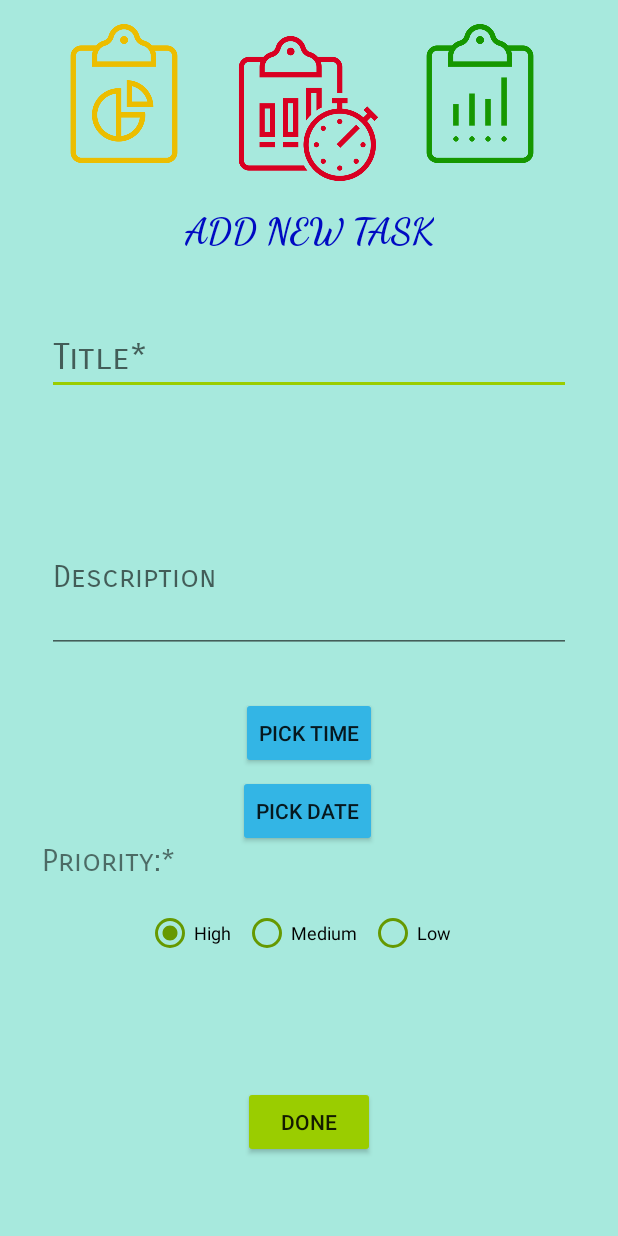
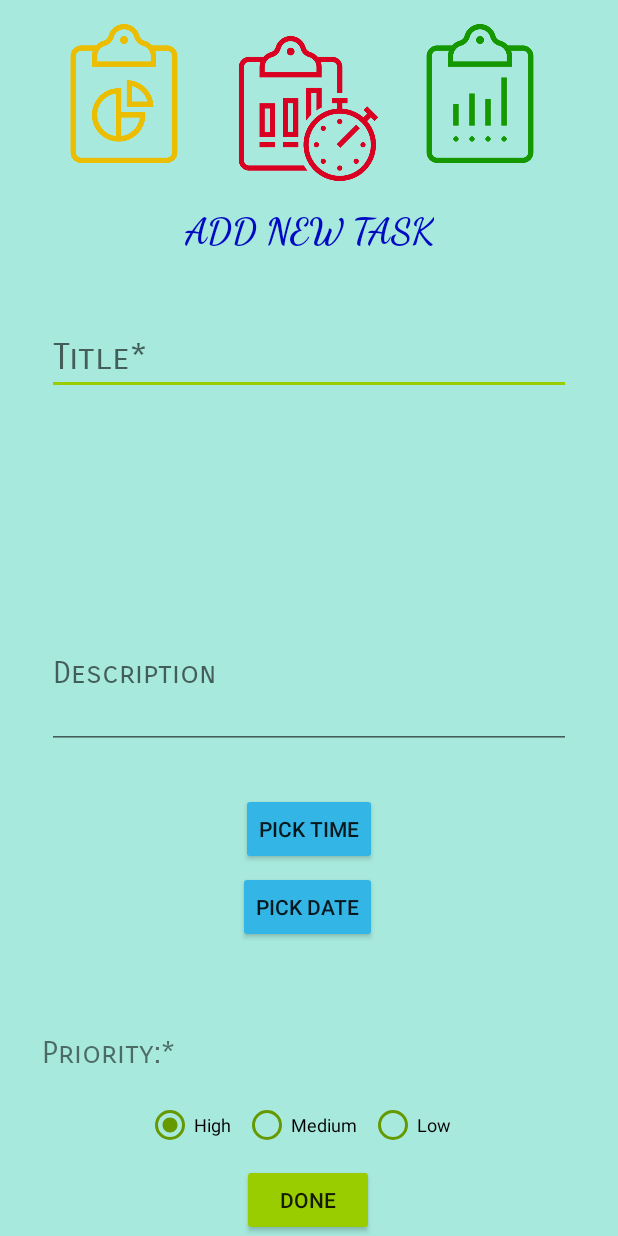
Before and after one commit to Ambrz77/comfy-manager-app, an Android app: the screen it shows after launch (AddTask), on a phone screen of 412 x 824 dp. Run offline under Robolectric (Android 15) with nearby library versions, the light colour scheme and no system bars.

Commit message:
Add Task xml Minor bugs Fixed! (ver2)

```diff
--- a/app/src/main/res/layout/activity_add_task.xml
+++ b/app/src/main/res/layout/activity_add_task.xml
@@ -102,11 +102,12 @@
         android:id="@+id/radioGroup"
         android:layout_width="0dp"
         android:layout_height="36dp"
-        android:layout_marginBottom="184dp"
+        android:layout_marginBottom="56dp"
         android:gravity="center"
         android:orientation="horizontal"
         app:layout_constraintBottom_toBottomOf="parent"
         app:layout_constraintEnd_toEndOf="parent"
+        app:layout_constraintHorizontal_bias="0.0"
         app:layout_constraintStart_toStartOf="parent">
 
         <RadioButton
@@ -157,8 +158,10 @@
         android:text="Done"
         app:layout_constraintBottom_toBottomOf="parent"
         app:layout_constraintEnd_toEndOf="parent"
+        app:layout_constraintHorizontal_bias="0.498"
         app:layout_constraintStart_toStartOf="parent"
-        app:layout_constraintTop_toBottomOf="@+id/radioGroup" />
+        app:layout_constraintTop_toBottomOf="@+id/radioGroup"
+        app:layout_constraintVertical_bias="0.8" />
 
     <EditText
         android:id="@+id/editText2"
```
